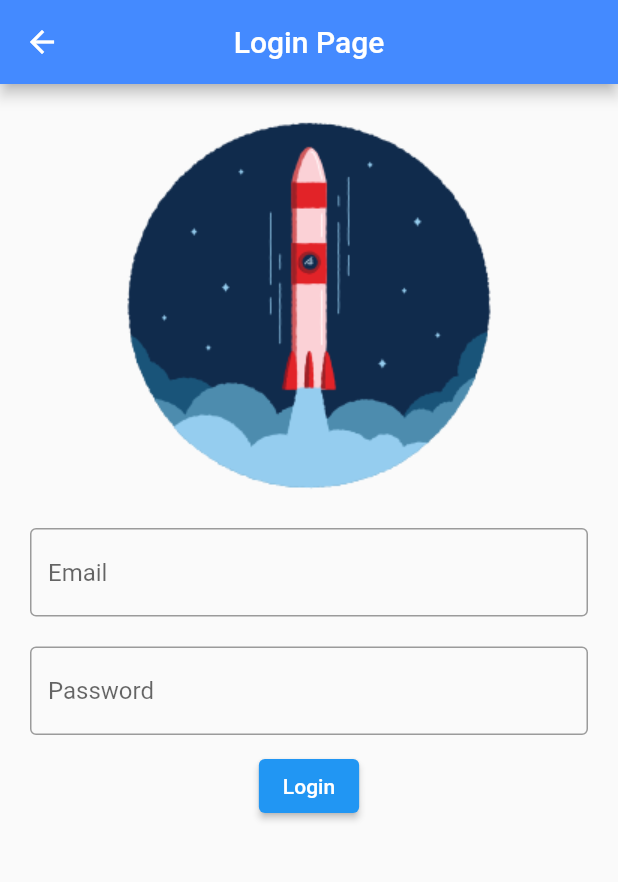
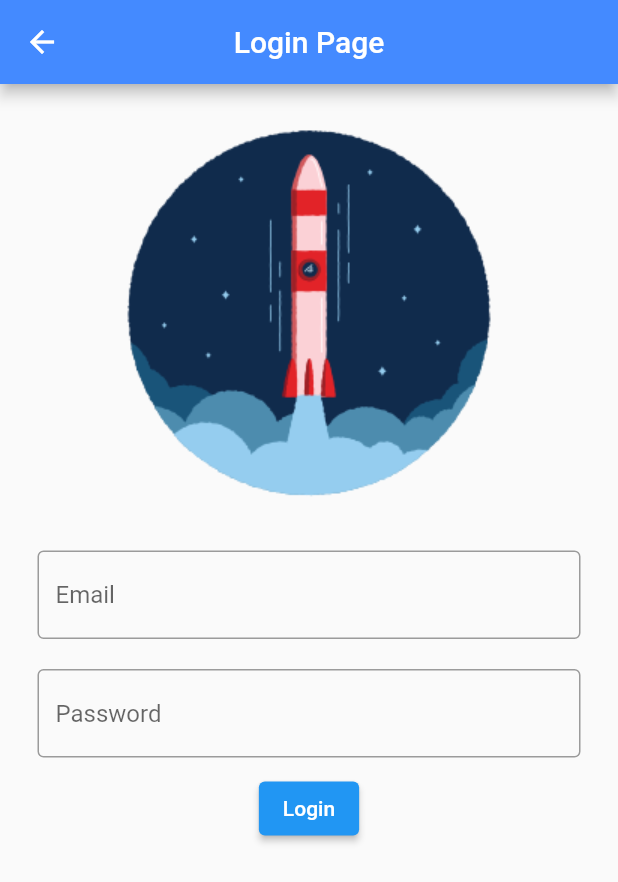
Before and after one commit to simonjv01/flutter_app_welcome, a Flutter app: the screen it shows after launch, after a tap on "Login", on a phone screen of 412 x 824 dp. Shown: the top 882 px of the screen. Run offline on Flutter 3.47's test engine with Material 2 defaults, Android fonts, the phone set to English and light mode, and no system bars; our stand-ins replace firebase_core; accounts and stored records are empty.

Commit message:
updated login

```diff
--- a/lib/pages/login_page.dart
+++ b/lib/pages/login_page.dart
@@ -22,11 +22,11 @@ class LoginPage extends StatelessWidget {
           key: formKey,
           child: Center(
               child: Padding(
-                padding: const EdgeInsets.all(20.0),
+                padding: const EdgeInsets.all(25.0),
                 child: Column(
                   children: [
                 Image.asset('images/rocket.png'),
-                 const SizedBox(height: 20.0),
+                 const SizedBox(height: 30.0),
                 TextFormField(
                   controller: controllerEmail,
                   decoration: const InputDecoration(
```
